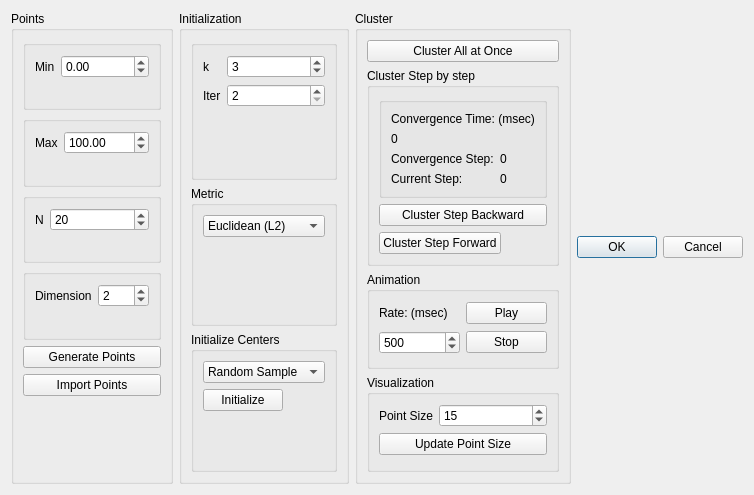
Above: KMeansDialog.ui from denizkavzak/Interactive-KMeans-QT before the change. Below: the same form after it.
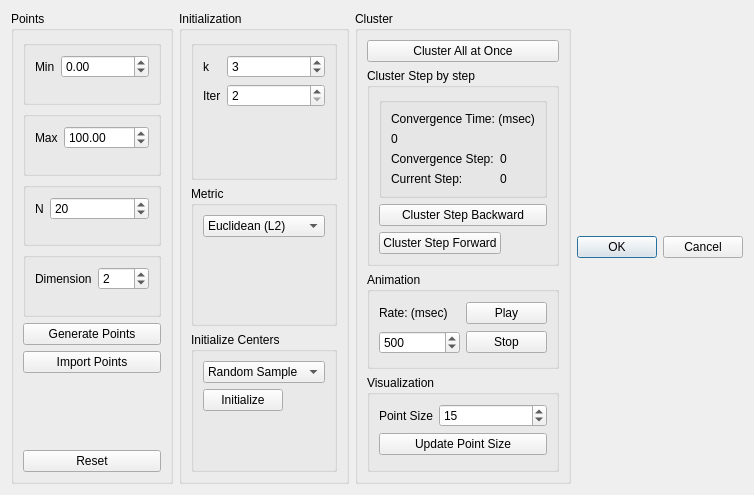
That is the form after the change.

Commit message:
Reset button is added to Dialog ui to reset the clustering
Reset button is added to Dialog ui to reset the clustering.
When reset button is clicked, the previously created kmeans
instance is cleared, and the visualization is also cleared.

Diff of the .ui file:
```diff
--- a/KMeansDialog.ui
+++ b/KMeansDialog.ui
@@ -6,7 +6,7 @@
    <rect>
     <x>0</x>
     <y>0</y>
-    <width>717</width>
+    <width>735</width>
     <height>495</height>
    </rect>
   </property>
@@ -160,6 +160,13 @@
         </property>
        </widget>
       </item>
+      <item>
+       <widget class="QPushButton" name="resetPushButton">
+        <property name="text">
+         <string>Reset</string>
+        </property>
+       </widget>
+      </item>
      </layout>
     </widget>
    </item>
```
Left out of the diff: 17 changed lines with no effect on the pictures. The commit also changes 15 other files.
